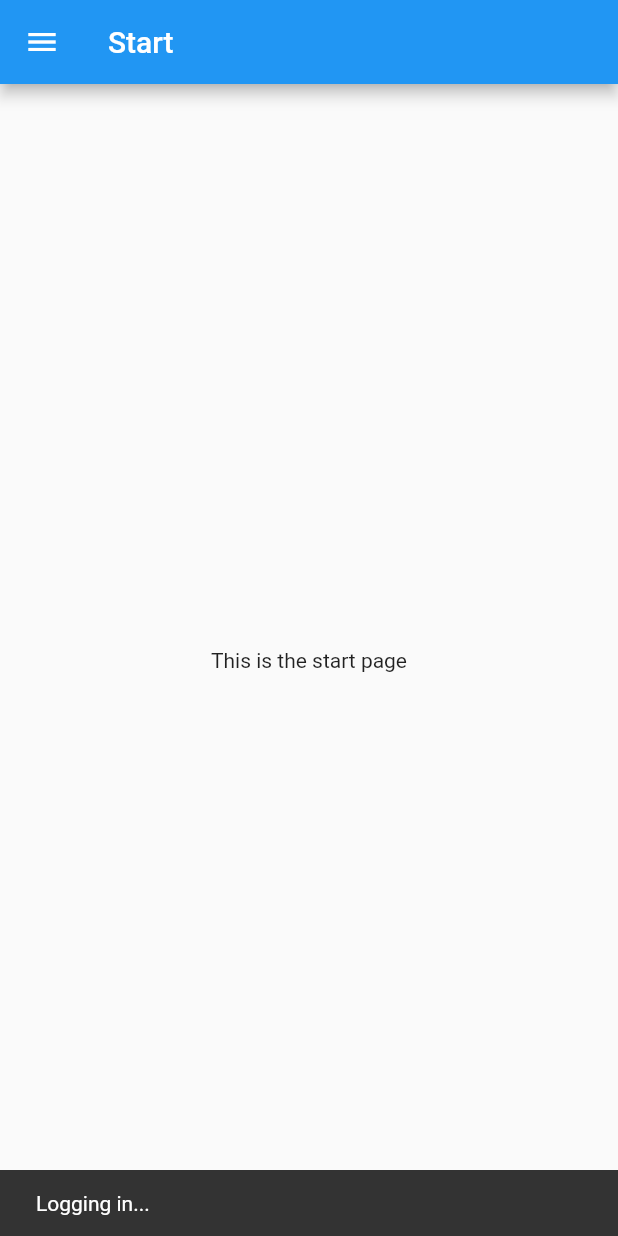
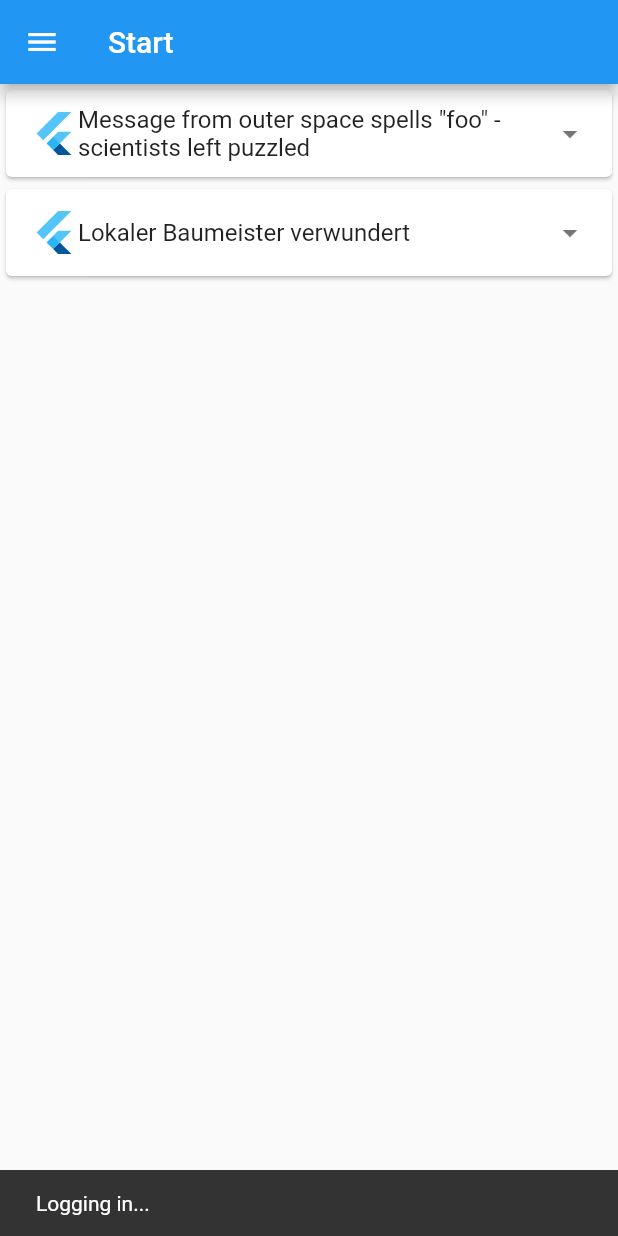
Before and after one commit to jerr-it/compound, a Flutter app: the screen it shows after launch, after a tap on "Submit", on a phone screen of 412 x 824 dp. Run offline on Flutter 3.47's test engine with Material 2 defaults, Android fonts, the phone set to English and light mode, and no system bars.

Commit message:
Start page now shows the users news

```diff
--- a/assets/data/fakedata.json
+++ b/assets/data/fakedata.json
@@ -498,7 +498,7 @@
       {
         "news_id": "7516d73adb81ca271c88986bafd14fd7",
         "topic": "Message from outer space spells \"foo\" - scientists left puzzled",
-        "body": "Lorem ipsum dolor...",
+        "body": "Lorem ipsum dolor sit amet, consetetur sadipscing elitr, sed diam nonumy eirmod tempor invidunt ut labore et dolore magna aliquyam erat, sed diam voluptua. At vero eos et accusam et justo duo dolores et ea rebum. Stet clita kasd gubergren, no sea takimata sanctus est Lorem ipsum dolor sit amet. Lorem ipsum dolor sit amet, consetetur sadipscing elitr, sed diam nonumy eirmod tempor invidunt ut labore et dolore magna aliquyam erat, sed diam voluptua. At vero eos et accusam et justo duo dolores et ea rebum. Stet clita kasd gubergren, no sea takimata sanctus est Lorem ipsum dolor sit amet.",
         "date": "1336773600",
         "user_id": "76ed43ef286fb55cf9e41beadb484a9f",
         "expire": "691199",
@@ -510,7 +510,7 @@
       },{
         "news_id": "8516d73adb81ca271c88986bafd14fd7",
         "topic": "Lokaler Baumeister verwundert",
-        "body": "er dachte sie würden es schaffen",
+        "body": "er dachte sie würden es schaffen, denn er war ein erfahrener Baumeister der bereits viele tolle Projekte bearbeitet hat und nie gescheitert ist",
         "date": "1336773600",
         "user_id": "76ed43ef286fb55cf9e41beadb484a9f",
         "expire": "691199",
--- a/lib/net/fakeclient.dart
+++ b/lib/net/fakeclient.dart
@@ -18,7 +18,6 @@ class FakeClient{
   void init(String path) async {
     var data = await rootBundle.loadString(path);
     _fakeData = jsonDecode(data);
-    print(_fakeData);
   }
 
   Server _server;
--- a/lib/pages/start.dart
+++ b/lib/pages/start.dart
@@ -1,5 +1,10 @@
+import 'dart:convert';
+import 'dart:math';
+
+import 'package:fludip/net/fakeclient.dart';
 import 'package:flutter/material.dart';
 import 'package:fludip/navdrawer/navdrawer.dart';
+import 'package:flutter/services.dart';
 
 class StartPage extends StatefulWidget {
   @override
@@ -7,14 +12,90 @@ class StartPage extends StatefulWidget {
 }
 
 class _StartPageState extends State<StartPage> {
+
+  Map<String,dynamic> _news;
+
+  @override
+  void initState() {
+    _fetchNews();
+    super.initState();
+  }
+
+  ///Fetch the data from the web
+  void _fetchNews() async {
+    var client = FakeClient();
+    var jsond = await client.doRoute("/news");
+    setState(() {
+      _news = jsonDecode(jsond);
+    });
+  }
+
+  ///Convert data to widgets
+  List<Widget> _createListEntries(){
+    if(_news == null){
+      var ret = List<Widget>();
+      ret.add(Center(
+          child:ListTile(
+            title: Text("No news found!"),
+            subtitle: Text("Check again later..."),
+          )
+        )
+      );
+      return ret;
+    }
+
+    List<dynamic> news = _news["news"];
+
+    return news.map((newsObject) {
+      var title = newsObject["topic"].toString();
+      var body = newsObject["body"].toString();
+
+      var subTitleLen = body.length;
+      if (subTitleLen >= 40){
+        subTitleLen = 40;
+      }
+
+      return Card(
+        child: ExpansionTile(
+          title: Container(
+            child: Row(
+              children: [
+                FlutterLogo(size: 32,),
+                Flexible(
+                  child: Text(
+                    title,
+                    //overflow: TextOverflow.ellipsis,
+                  )
+                )
+              ],
+            ),
+          ),
+          trailing: Icon(Icons.arrow_drop_down),
+          children: [
+            Container(
+              margin: EdgeInsets.fromLTRB(20, 5, 20, 5),
+              child: Text(body),
+            )
+          ],
+        ),
+      );
+    }).toList();
+  }
+
   @override
   Widget build(BuildContext context) {
     return Scaffold(
       appBar: AppBar(
         title: Text("Start"),
       ),
-      body: Center(
-        child: Text("This is the start page"),
+      body: RefreshIndicator(
+        child: ListView(
+          children: _createListEntries(),
+        ),
+        onRefresh: (){
+          _fetchNews();
+          return Future<void>.value(null);
+        },
       ),
       drawer: NavDrawer()
     );
```
